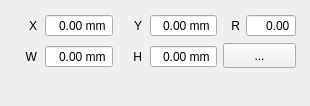
Before: the Qt Designer form src/widgets/panels/transform-panel.ui in flux3dp/swiftray, drawn with Qt 5.
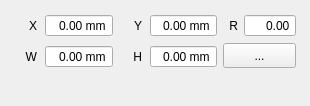
After: the same form once the commit is applied. Icons and pictures are not drawn. Custom widgets are drawn as their Qt base class.

Diff of the .ui file:
```diff
--- a/src/widgets/panels/transform-panel.ui
+++ b/src/widgets/panels/transform-panel.ui
@@ -200,7 +200,7 @@
               <string/>
              </property>
              <property name="minimum">
-              <double>0.000000000000000</double>
+              <double>-360.000000000000000</double>
              </property>
              <property name="maximum">
               <double>360.000000000000000</double>
```
